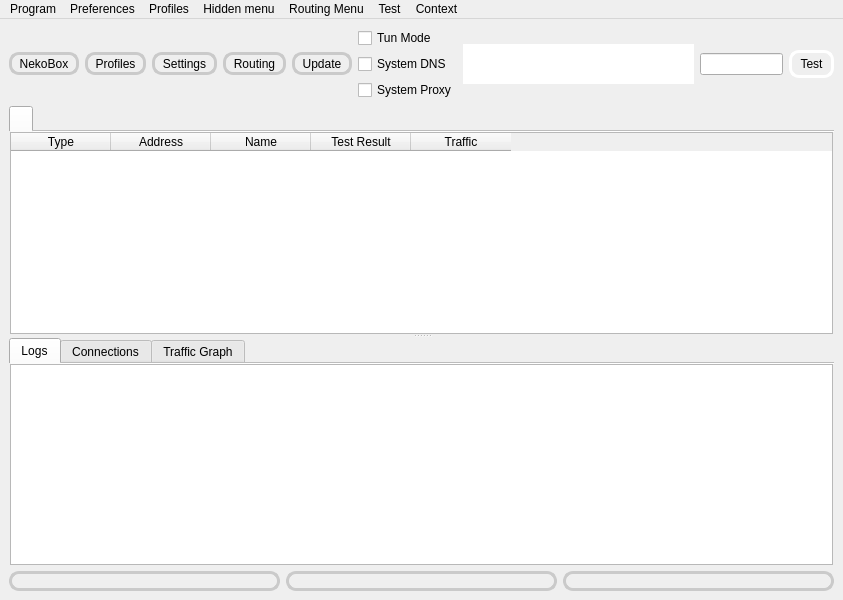
First picture: the form in src/nekobox/ui/mainwindow.ui, repository qr243vbi/nekobox, before the edit.
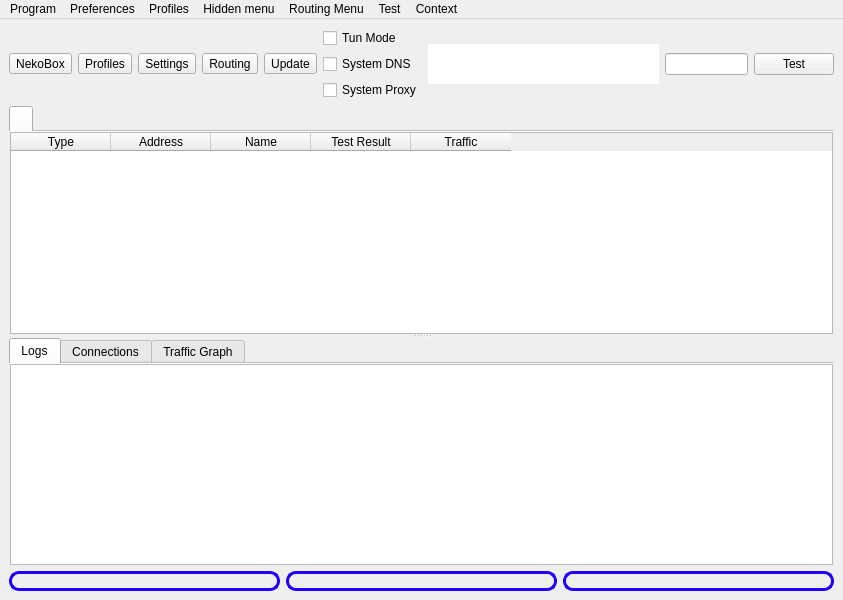
Second picture: the form after the edit. Icons and pictures are not drawn. Custom widgets are drawn as their Qt base class.

Patch:
```diff
--- a/src/nekobox/ui/mainwindow.ui
+++ b/src/nekobox/ui/mainwindow.ui
@@ -32,14 +32,7 @@
          <string>NekoBox</string>
         </property>
         <property name="styleSheet">
-         <string notr="true">QToolButton {
-padding-left: 3px;
-padding-right: 3px;
-border-radius: 10px;
-border: 3px solid palette(midlight);
-font: inherit;
-background: palette(label);
-}
+         <string notr="true">
 
 QToolButton::menu-indicator {
 subcontrol-origin: border;
@@ -71,14 +64,7 @@
          <string>Profiles</string>
         </property>
         <property name="styleSheet">
-         <string notr="true">QToolButton {
-padding-left: 3px;
-padding-right: 3px;
-border-radius: 10px;
-border: 3px solid palette(midlight);
-font: inherit;
-background: palette(label);
-}
+         <string notr="true">
 
 QToolButton::menu-indicator {
 subcontrol-origin: border;
@@ -110,15 +96,7 @@
          <string>Settings</string>
         </property>
         <property name="styleSheet">
-         <string notr="true">QToolButton {
-padding-left: 3px;
-padding-right: 3px;
-border-radius: 10px;
-border: 3px solid palette(midlight);
-font: inherit;
-background: palette(label);
-}
-
+         <string notr="true">
 QToolButton::menu-indicator {
 subcontrol-origin: border;
 subcontrol-position: bottom right;
@@ -149,15 +127,7 @@
          <string>Routing</string>
         </property>
         <property name="styleSheet">
-         <string notr="true">QToolButton {
-padding-left: 3px;
-padding-right: 3px;
-border-radius: 10px;
-border: 3px solid palette(midlight);
-font: inherit;
-background: palette(label);
-}
-
+         <string notr="true">
 QToolButton::menu-indicator {
 subcontrol-origin: border;
 subcontrol-position: bottom right;
@@ -188,15 +158,7 @@
          <string>Update</string>
         </property>
         <property name="styleSheet">
-         <string notr="true">QToolButton {
-padding-left: 3px;
-padding-right: 3px;
-border-radius: 10px;
-border: 3px solid palette(midlight);
-font: inherit;
-background: palette(label);
-}
-
+         <string notr="true">
 QToolButton::menu-indicator {
 subcontrol-origin: border;
 subcontrol-position: bottom right;
@@ -316,15 +278,7 @@
       <item>
        <widget class="QPushButton" name="url_test_button">
         <property name="styleSheet">
-         <string notr="true">QPushButton {
-padding-left: 8px;
-padding-right: 8px;
-padding-top: 4px;
-padding-bottom: 4px;
-border-radius: 10px;
-border: 3px solid palette(base);
-font: inherit;
-}</string>
+         <string notr="true"/>
         </property>
         <property name="text">
          <string>Test</string>
@@ -605,7 +559,7 @@
        <widget class="QLabel" name="label_speed">
         <property name="styleSheet">
          <string notr="true">border-radius: 10px;
-border: 3px solid palette(midlight);
+border: 3px solid rgb(30, 0, 255);
 font: inherit;</string>
         </property>
         <property name="text">
@@ -617,7 +571,7 @@
        <widget class="QLabel" name="label_running">
         <property name="styleSheet">
          <string notr="true">border-radius: 10px;
-border: 3px solid palette(midlight);
+border: 3px solid rgb(30, 0, 255);
 font: inherit;</string>
         </property>
         <property name="text">
@@ -629,7 +583,7 @@
        <widget class="QLabel" name="label_inbound">
         <property name="styleSheet">
          <string notr="true">border-radius: 10px;
-border: 3px solid palette(midlight);
+border: 3px solid rgb(30, 0, 255);
 font: inherit;</string>
         </property>
         <property name="text">
```
Left out of the diff: 2 changed lines with no effect on the pictures.
